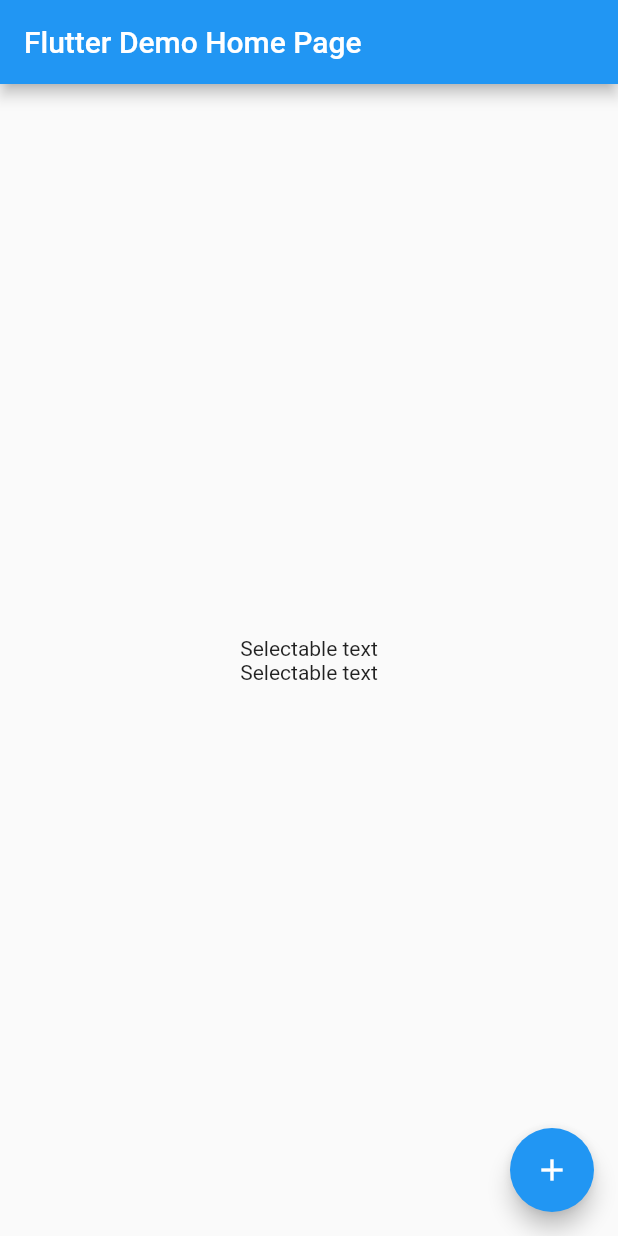
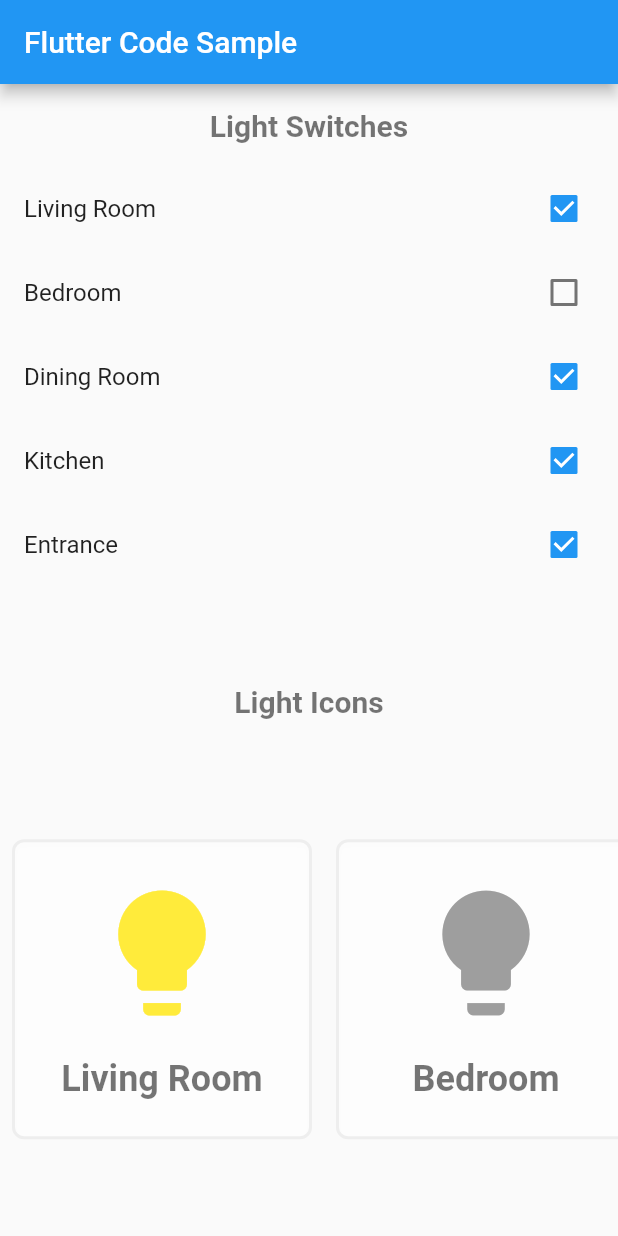
Before and after one commit to kferron24/flutterGroup, a Flutter app: the screen it shows after launch, on a phone screen of 412 x 824 dp. Run offline on Flutter 3.47's test engine with Material 2 defaults, Android fonts, the phone set to English and light mode, and no system bars.

Commit message:
Dichotomic question / Multiple choice

```diff
--- /dev/null
+++ b/flutter_application_1/lib/MultipleChoiceQuestion.dart
@@ -0,0 +1,128 @@
+import 'package:flutter/material.dart';
+
+
+class MyHomePage extends StatefulWidget {
+  final String title;
+
+  const MyHomePage({this.title = 'Demo'});
+
+  @override
+  _MyHomePageState createState() => _MyHomePageState();
+}
+
+class _MyHomePageState extends State<MyHomePage> {
+  Map<String, bool?> lightSwitches = {
+    'Living Room': true,
+    'Bedroom': false,
+    'Dining Room': true,
+    'Kitchen': true,
+    'Entrance': true,
+  };
+
+  @override
+  Widget build(BuildContext context) {
+    return Center(
+          child: Column(children: [
+          Container(
+            padding: const EdgeInsets.all(16.0),
+            child: const Text('Light Switches',
+                style: TextStyle(
+                    fontWeight: FontWeight.bold,
+                    fontSize: 20.0,
+                    color: Colors.black54)),
+          ),
+          Expanded(
+              flex: 1,
+              child: SingleChildScrollView(
+                scrollDirection: Axis.vertical,
+                child: Column(
+                  children: lightSwitches.keys
+                      .map((roomName) => CheckboxListTile(
+                            title: Text(roomName),
+                            value: lightSwitches[roomName],
+                            onChanged: (bool? value) {
+                              setState(() {
+                                lightSwitches[roomName] = value;
+                              });
+                            },
+                          ))
+                      .toList(),
+                ),
+              )),
+          Container(
+            padding: const EdgeInsets.all(16.0),
+            child: const Text('Light Icons',
+                style: TextStyle(
+                    fontWeight: FontWeight.bold,
+                    fontSize: 20.0,
+                    color: Colors.black54)),
+          ),
+          Expanded(
+              flex: 1,
+              child: SingleChildScrollView(
+                scrollDirection: Axis.horizontal,
+                child: Row(
+                  children: lightSwitches.keys
+                      .map((roomName) => LightBulbCard(
+                            room: roomName,
+                            on: lightSwitches[roomName],
+                          ))
+                      .toList(),
+                ),
+              )),
+        ]));
+  }
+}
+
+class LightBulbCard extends StatelessWidget {
+  const LightBulbCard({super.key,
+    this.on = true,
+    this.room = 'Room Name',
+  });
+
+  final bool? on;
+  final String room;
+
+  @override
+  Widget build(BuildContext context) {
+    return Container(
+      decoration: BoxDecoration(
+        border: Border.all(color: const Color(0xffeeeeee), width: 2.0),
+        color: Colors.white38,
+        borderRadius: const BorderRadius.all(Radius.circular(8.0)),
+        boxShadow: const [
+          BoxShadow(
+            color: Colors.white10,
+            blurRadius: 4,
+            spreadRadius: 2,
+            offset: Offset(0, 2),
+          ),
+        ],
+      ),
+      margin: const EdgeInsets.all(8),
+      height: 200,
+      width: 200,
+      child: Column(
+        mainAxisAlignment: MainAxisAlignment.center,
+        children: [
+          Center(
+              child: Icon(
+            Icons.lightbulb,
+            size: 100.0,
+            color: on! ? Colors.yellow : Colors.grey,
+          )),
+          const SizedBox(
+            height: 20.0,
+          ),
+          Text(
+            room,
+            style: const TextStyle(
+                fontWeight: FontWeight.bold,
+                fontSize: 24.0,
+                color: Colors.black54),
+          ),
+        ],
+      ),
+    );
+  }
+}
--- a/flutter_application_1/lib/main.dart
+++ b/flutter_application_1/lib/main.dart
@@ -1,117 +1,25 @@
 import 'package:flutter/material.dart';
 
-void main() {
-  runApp(const MyApp());
-}
+import 'Dichotomic.dart';
+import 'MultipleChoiceQuestion.dart';
+
+void main() => runApp(const MyApp());
 
 class MyApp extends StatelessWidget {
   const MyApp({super.key});
 
-  // This widget is the root of your application.
+  static const String _title = 'Flutter Code Sample';
+
   @override
   Widget build(BuildContext context) {
     return MaterialApp(
-      title: 'Flutter Demo',
-      theme: ThemeData(
-        // This is the theme of your application.
-        //
-        // Try running your application with "flutter run". You'll see the
-        // application has a blue toolbar. Then, without quitting the app, try
-        // changing the primarySwatch below to Colors.green and then invoke
-        // "hot reload" (press "r" in the console where you ran "flutter run",
-        // or simply save your changes to "hot reload" in a Flutter IDE).
-        // Notice that the counter didn't reset back to zero; the application
-        // is not restarted.
-        primarySwatch: Colors.blue,
+      title: _title,
+      home: Scaffold(
+        appBar: AppBar(title: const Text(_title)),
+        body: const Center(
+          child: MyHomePage(),
+        ),
       ),
-      home: const MyHomePage(title: 'Flutter Demo Home Page'),
     );
   }
 }
-
-class MyHomePage extends StatefulWidget {
-  const MyHomePage({super.key, required this.title});
-
-  // This widget is the home page of your application. It is stateful, meaning
-  // that it has a State object (defined below) that contains fields that affect
-  // how it looks.
-
-  // This class is the configuration for the state. It holds the values (in this
-  // case the title) provided by the parent (in this case the App widget) and
-  // used by the build method of the State. Fields in a Widget subclass are
-  // always marked "final".
-
-  final String title;
-
-  @override
-  State<MyHomePage> createState() => _MyHomePageState();
-}
-
-class _MyHomePageState extends State<MyHomePage> {
-  int _counter = 0;
-
-  void _incrementCounter() {
-    setState(() {
-      // This call to setState tells the Flutter framework that something has
-      // changed in this State, which causes it to rerun the build method below
-      // so that the display can reflect the updated values. If we changed
-      // _counter without calling setState(), then the build method would not be
-      // called again, and so nothing would appear to happen.
-      _counter++;
-    });
-  }
-
-  @override
-  Widget build(BuildContext context) {
-    // This method is rerun every time setState is called, for instance as done
-    // by the _incrementCounter method above.
-    //
-    // The Flutter framework has been optimized to make rerunning build methods
-    // fast, so that you can just rebuild anything that needs updating rather
-    // than having to individually change instances of widgets.
-    return Scaffold(
-      appBar: AppBar(
-        // Here we take the value from the MyHomePage object that was created by
-        // the App.build method, and use it to set our appbar title.
-        title: Text(widget.title),
-      ),
-      body: Center(
-        // Center is a layout widget. It takes a single child and positions it
-        // in the middle of the parent.
-        child: Column(
-          // Column is also a layout widget. It takes a list of children and
-          // arranges them vertically. By default, it sizes itself to fit its
-          // children horizontally, and tries to be as tall as its parent.
-          //
-          // Invoke "debug painting" (press "p" in the console, choose the
-          // "Toggle Debug Paint" action from the Flutter Inspector in Android
-          // Studio, or the "Toggle Debug Paint" command in Visual Studio Code)
-          // to see the wireframe for each widget.
-          //
-          // Column has various properties to control how it sizes itself and
-          // how it positions its children. Here we use mainAxisAlignment to
-          // center the children vertically; the main axis here is the vertical
-          // axis because Columns are vertical (the cross axis would be
-          // horizontal).
-          mainAxisAlignment: MainAxisAlignment.center,
-          children: <Widget>[
-            // const Text(
-            //   'You have pushed the button this many times:',
-            // ),
-            // Text(
-            //   '$_counter',
-            //   style: Theme.of(context).textTheme.headline4,
-            // ),
-            const Text("Selectable text"),
-            Text("Selectable text"),
-          ],
-        ),
-      ),
-      floatingActionButton: FloatingActionButton(
-        onPressed: _incrementCounter,
-        tooltip: 'Increment',
-        child: const Icon(Icons.add),
-      ), // This trailing comma makes auto-formatting nicer for build methods.
-    );
-  }
-}
--- a/flutter_application_1/pubspec.yaml
+++ b/flutter_application_1/pubspec.yaml
@@ -31,7 +31,6 @@ environment:
 dependencies:
   flutter:
     sdk: flutter
-
 
   # The following adds the Cupertino Icons font to your application.
   # Use with the CupertinoIcons class for iOS style icons.
```
Also changed, not shown: flutter_application_1/lib/Dichotomic.dart (added, +86 -0 lines), flutter_application_1/lib/SwitchExample.Dart (added, +27 -0 lines).
